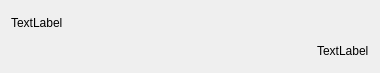
Above: src/LLMChat/chatItemWidget.ui from BingHanLin/pybind11_Qt_Console before the change. Below: the same form after it.
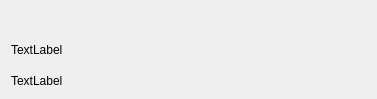
That is the form after the change.

```diff
--- a/src/LLMChat/chatItemWidget.ui
+++ b/src/LLMChat/chatItemWidget.ui
@@ -6,23 +6,30 @@
    <rect>
     <x>0</x>
     <y>0</y>
-    <width>380</width>
-    <height>73</height>
+    <width>377</width>
+    <height>99</height>
    </rect>
   </property>
   <property name="windowTitle">
    <string>Form</string>
   </property>
-  <layout class="QVBoxLayout" name="verticalLayout">
+  <layout class="QVBoxLayout" name="verticalLayout" stretch="0,1,0">
    <item>
-    <widget class="QLabel" name="lblMessage">
+    <widget class="QLabel" name="avatorLabel">
+     <property name="text">
+      <string/>
+     </property>
+    </widget>
+   </item>
+   <item>
+    <widget class="QLabel" name="messageLabel">
      <property name="text">
       <string>TextLabel</string>
      </property>
     </widget>
    </item>
-   <item alignment="Qt::AlignRight">
-    <widget class="QLabel" name="lblTime">
+   <item>
+    <widget class="QLabel" name="timeLabel">
      <property name="text">
       <string>TextLabel</string>
      </property>
```
